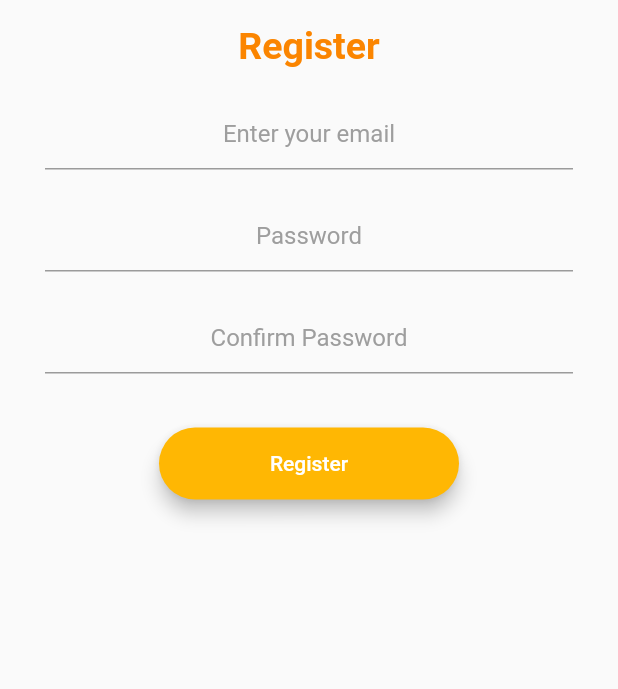
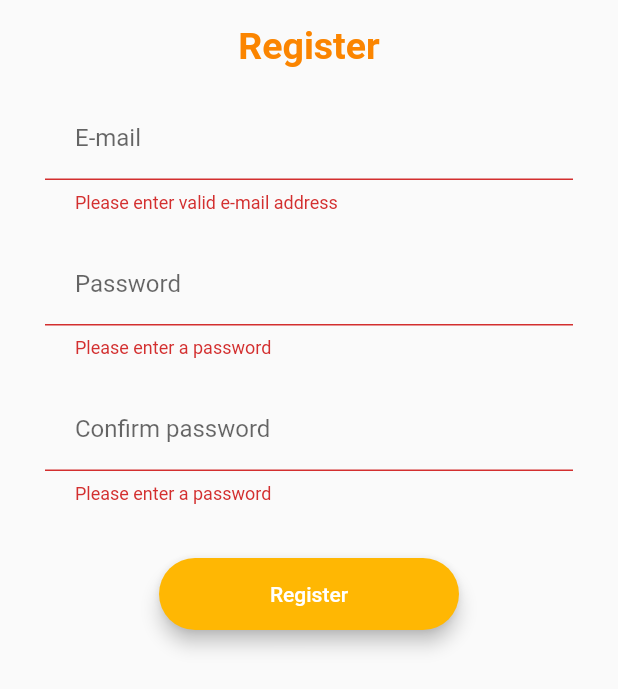
Before and after one commit to emrecoskun705/ecommerce_flutter, a Flutter app: the RegisterScreen widget shown alone on an empty page, opened directly, after a tap on "Register", on a phone screen of 412 x 824 dp. Shown: the top 689 px of the screen. Run offline on Flutter 3.47's test engine with Material 2 defaults, Android fonts, the phone set to English and light mode, and no system bars; our stand-ins replace carousel_slider, flutter_secure_storage, modal_progress_hud_nsn, persistent_bottom_nav_bar; accounts and stored records are empty; network calls fail.

```diff
--- a/lib/screens/account/register_screen.dart
+++ b/lib/screens/account/register_screen.dart
@@ -1,8 +1,34 @@
+import 'package:ecommerce_flutter/providers/PersistentTabProvider.dart';
+import 'package:ecommerce_flutter/providers/UserProvider.dart';
 import 'package:flutter/material.dart';
 import 'package:ecommerce_flutter/constants.dart';
 import 'package:ecommerce_flutter/screens/components/rounded_button.dart';
+import 'package:provider/provider.dart';
 
-class RegisterScreen extends StatelessWidget {
+class RegisterScreen extends StatefulWidget {
+  @override
+  _RegisterScreenState createState() => _RegisterScreenState();
+}
+
+class _RegisterScreenState extends State<RegisterScreen> {
+  final GlobalKey<FormState> _formKey = GlobalKey<FormState>();
+  TextEditingController email = TextEditingController();
+  TextEditingController password1 = TextEditingController();
+  TextEditingController password2 = TextEditingController();
+
+  void _register() {
+    Provider.of<UserProvider>(context, listen: false)
+        .registerUser(email.text, password1.text, password2.text)
+        .then((value) {
+      if (value) {
+        //close bottom sheet
+        Navigator.pop(context);
+        //redirect to home tab
+        Provider.of<PersistentTabProvider>(context, listen: false).changeTab(0);
+      }
+    });
+  }
+
   @override
   Widget build(BuildContext context) {
     return SingleChildScrollView(
@@ -11,6 +37,8 @@ class RegisterScreen extends StatelessWidget {
             EdgeInsets.only(bottom: MediaQuery.of(context).viewInsets.bottom),
         child: Padding(
           padding: EdgeInsets.symmetric(vertical: 16.0, horizontal: 30.0),
+          child: Form(
+            key: _formKey,
             child: Column(
               children: [
                 Text(
@@ -21,30 +49,62 @@ class RegisterScreen extends StatelessWidget {
                       color: Color(0xFFFB8500)),
                 ),
                 SizedBox(height: 20.0),
-              TextField(
+                TextFormField(
+                  controller: email,
                   textAlign: TextAlign.center,
                   keyboardType: TextInputType.emailAddress,
-                obscureText: true,
+                  validator: (val) {
+                    if (val == null) return 'Please enter e-mail address';
+                    if (!RegExp(
+                            r"^[a-zA-Z0-9.a-zA-Z0-9.!#$%&'*+-/=?^_`{|}~]+@[a-zA-Z0-9]+\.[a-zA-Z]+")
+                        .hasMatch(val)) {
+                      return 'Please enter valid e-mail address';
+                    }
+
+                    return null;
+                  },
                   decoration: kAccountInputDecoration.copyWith(
-                  hintText: 'Enter your email',
+                    labelText: 'E-mail',
                   ),
                 ),
                 SizedBox(height: 20.0),
-              TextField(
+                TextFormField(
+                  controller: password1,
+                  validator: (val) {
+                    if (password1.text == '') return 'Please enter a password';
+                    if (password1.text.length < 8)
+                      return 'Password must be at least 8 characters';
+                    if (password1.text != password2.text)
+                      return 'Passwords do not match';
+                    if (!password1.text.contains(RegExp(r'[A-Za-z]')))
+                      return 'Password must contain at least 1 letter';
+                    return null;
+                  },
                   textAlign: TextAlign.center,
                   obscureText: true,
                   decoration: kAccountInputDecoration.copyWith(
-                  hintText: 'Password',
+                    labelText: 'Password',
                   ),
                 ),
                 SizedBox(
                   height: 20.0,
                 ),
-              TextField(
+                TextFormField(
+                  controller: password2,
+                  validator: (val) {
+                    if (password2.text == '') return 'Please enter a password';
+                    if (password2.text.length < 8)
+                      return 'Password must be at least 8 characters';
+                    if (password1.text != password2.text)
+                      return 'Passwords do not match';
+                    if (!password2.text.contains(RegExp(r'[A-Za-z]')))
+                      return 'This password is too numeric';
+                    return null;
+                  },
                   textAlign: TextAlign.center,
                   obscureText: true,
                   decoration: kAccountInputDecoration.copyWith(
-                  hintText: 'Confirm Password',
+                    labelText: 'Confirm password',
                   ),
                 ),
                 SizedBox(
@@ -53,9 +113,14 @@ class RegisterScreen extends StatelessWidget {
                 RoundedButton(
                   colour: Color(0xFFFFB703),
                   title: 'Register',
-                onPressed: () {},
+                  onPressed: () {
+                    if (_formKey.currentState!.validate()) {
+                      _register();
+                    }
+                  },
                 )
               ],
+            ),
           ),
         ),
       ),
--- /dev/null
+++ b/lib/services/logout_api.dart
@@ -0,0 +1,20 @@
+import 'package:ecommerce_flutter/constants.dart';
+import 'package:http/http.dart' as http;
+
+// Logout api is used for changing User token
+// when we call this api user token changes
+
+class LogoutApi {
+  final String? token;
+
+  LogoutApi({required this.token});
+
+  Future<dynamic> fetchData() async {
+    var url = Uri.parse('$kServerAuthApiURL/logout/');
+    http.Response response = await http.post(
+      url,
+      body: {'token': 'Token $token'},
+    );
+    return response;
+  }
+}
--- /dev/null
+++ b/lib/services/register_api.dart
@@ -0,0 +1,26 @@
+import 'package:http/http.dart' as http;
+
+import '../constants.dart';
+
+class RegisterApi {
+  final String email;
+  final String password1;
+  final String password2;
+
+  RegisterApi(
+      {required this.email, required this.password1, required this.password2});
+
+  Future<dynamic> fetchData() async {
+    var url = Uri.parse('$kServerAuthApiURL/registration/');
+    http.Response response = await http.post(
+      url,
+      body: {
+        'email': email,
+        'password1': password1,
+        'password2': password2,
+      },
+    );
+
+    return response;
+  }
+}
```
Also changed, not shown: lib/providers/UserProvider.dart (+49 -5 lines). Lines whose indentation alone changed are shown as unchanged.
